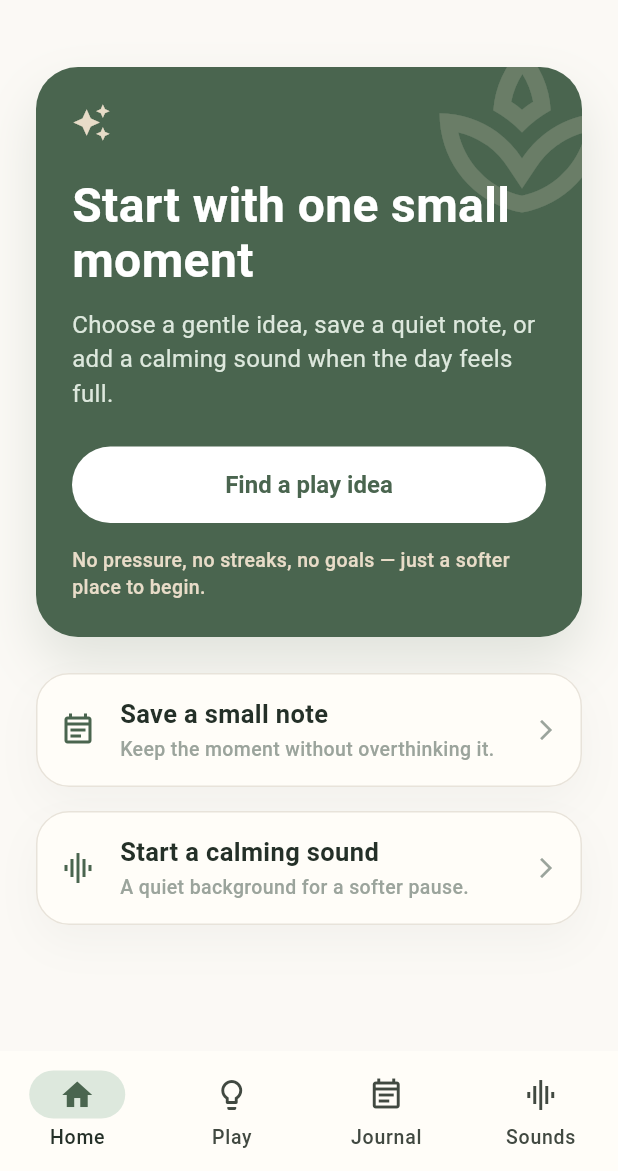
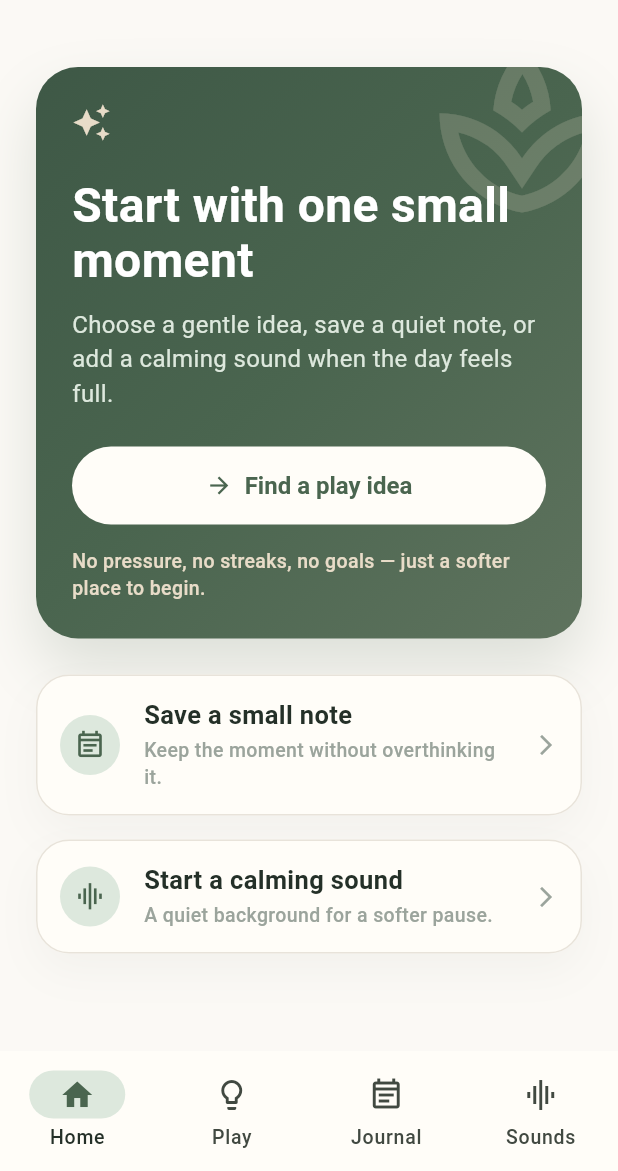
Before and after one commit to lukexd09/nurtly-app, a Flutter app: the screen it shows after launch, on a phone screen of 412 x 824 dp, the part 65-1236 px from its top. Run offline on Flutter 3.47's test engine with Material 3 defaults, Android fonts, the phone set to English and light mode, and no system bars.

Commit message:
Polish Home premium surface details

```diff
--- a/app/lib/features/home/home_screen.dart
+++ b/app/lib/features/home/home_screen.dart
@@ -51,13 +51,21 @@ class _HomeHero extends StatelessWidget {
   Widget build(BuildContext context) {
     return DecoratedBox(
       decoration: BoxDecoration(
-        color: AppColors.primary,
+        gradient: const LinearGradient(
+          begin: Alignment.topLeft,
+          end: Alignment.bottomRight,
+          colors: [
+            Color(0xFF3E5846),
+            AppColors.primary,
+            Color(0xFF5F735E),
+          ],
+        ),
         borderRadius: AppRadii.panelRadius,
         boxShadow: [
           BoxShadow(
-            color: AppColors.primary.withAlpha(38),
-            blurRadius: 30,
-            offset: const Offset(0, 18),
+            color: AppColors.primary.withAlpha(44),
+            blurRadius: 34,
+            offset: const Offset(0, 20),
           ),
         ],
       ),
@@ -97,13 +105,23 @@ class _HomeHero extends StatelessWidget {
                   ),
                 ),
                 const SizedBox(height: AppSpacing.lg),
-                ElevatedButton(
+                ElevatedButton.icon(
                   style: ElevatedButton.styleFrom(
-                    backgroundColor: AppColors.surfaceBright,
+                    backgroundColor: AppColors.surface,
                     foregroundColor: AppColors.primary,
+                    elevation: 0,
+                    minimumSize: const Size.fromHeight(52),
+                    padding: const EdgeInsets.symmetric(
+                      horizontal: AppSpacing.lg,
+                      vertical: AppSpacing.md,
+                    ),
+                    shape: RoundedRectangleBorder(
+                      borderRadius: AppRadii.chipRadius,
+                    ),
                   ),
                   onPressed: onTap,
-                  child: const Text('Find a play idea'),
+                  icon: const Icon(Icons.arrow_forward, size: 18),
+                  label: const Text('Find a play idea'),
                 ),
                 const SizedBox(height: AppSpacing.md),
                 Text(
@@ -142,7 +160,15 @@ class _HomeQuickLink extends StatelessWidget {
       padding: const EdgeInsets.all(AppSpacing.md),
       child: Row(
         children: [
-          Icon(icon, color: AppColors.primary, size: 24),
+          Container(
+            width: 40,
+            height: 40,
+            decoration: const BoxDecoration(
+              color: AppColors.primarySoft,
+              shape: BoxShape.circle,
+            ),
+            child: Icon(icon, color: AppColors.primary, size: 21),
+          ),
           const SizedBox(width: AppSpacing.md),
           Expanded(
             child: Column(
```
